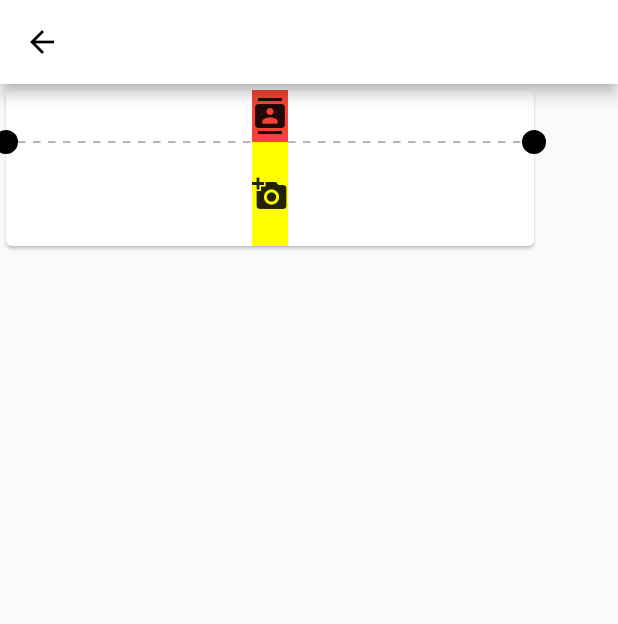
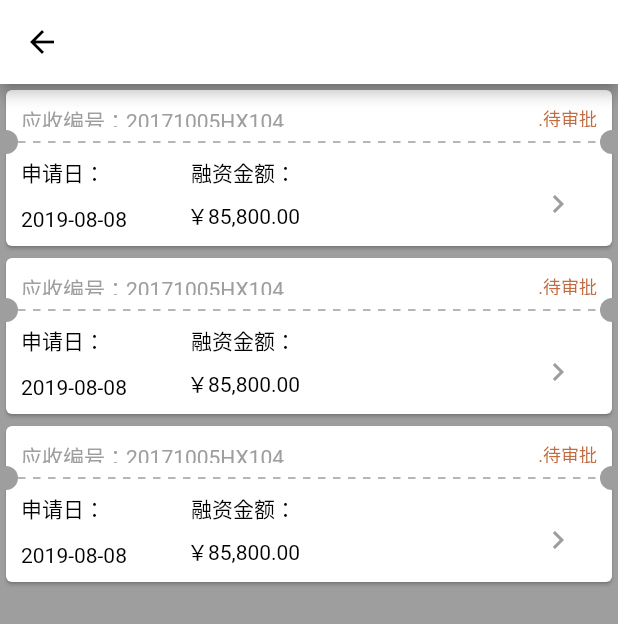
Before and after one commit to strategists/flutter_architecture, a Flutter app: the _ShelfPage screen opened directly, after a tap on "我要融资", on a phone screen of 412 x 824 dp. Shown: the top 624 px of the screen. Run offline on Flutter 3.47's test engine with Material 2 defaults, Android fonts, the phone set to English and light mode, and no system bars; our stand-ins replace dio, path_drawing, pin_input_text_field, rxdart, shared_preferences; missing offline and left inert: provide; accounts and stored records are empty; network calls fail.

Commit message:
modify ui

```diff
--- a/lib/component/component.dart
+++ b/lib/component/component.dart
@@ -1,3 +1,4 @@
 library component;
 
 export 'package:flutter_architecture/component/specific_app_bar.dart';
+export 'package:flutter_architecture/component/account_comm_page.dart';
--- a/lib/page/home_page.dart
+++ b/lib/page/home_page.dart
@@ -87,6 +87,7 @@ class _HomePageState extends State<HomePage> {
       child: stack,
     );
   }
+
   Widget _buildNestedScrollView() {
     return NestedScrollView(
       controller: _scrollController,
@@ -119,7 +120,13 @@ class _HomePageState extends State<HomePage> {
         mainAxisAlignment: MainAxisAlignment.start,
         crossAxisAlignment: CrossAxisAlignment.center,
         children: <Widget>[
-          Icon(Icons.access_alarms),
+          Icon(
+            Icons.access_alarms,
+            color: Colors.white,
+          ),
+          Padding(
+            padding: EdgeInsets.symmetric(horizontal: 4),
+          ),
           Text(
             "中链融",
             style: TextStyle(
@@ -167,14 +174,12 @@ class _HomePageState extends State<HomePage> {
       children: <Widget>[
         ConstrainedBox(
           constraints: BoxConstraints(minHeight: 100),
-          child: DecoratedBox(
-            decoration: BoxDecoration(
-              color: AppColors.input_error,
-            ),
           child: _buildSubRow(),
         ),
+        ConstrainedBox(
+          constraints: BoxConstraints(minWidth: 315,maxWidth: 315),
+          child: _buildSubCard(),
         ),
-        _buildSubCard(),
       ],
     );
 
@@ -196,30 +201,29 @@ class _HomePageState extends State<HomePage> {
     return Stack(
       fit: StackFit.passthrough,
       children: <Widget>[
-        DecoratedBox(
-          decoration: BoxDecoration(color: AppColors.login_bg),
-          child: Column(
+        Column(
           mainAxisSize: MainAxisSize.max,
           mainAxisAlignment: MainAxisAlignment.spaceAround,
           crossAxisAlignment: CrossAxisAlignment.start,
           children: <Widget>[
             Text(
               "应收通",
-                style:
-                    TextStyle(color: AppColors.home_item_title, fontSize: 18),
+              style: TextStyle(color: AppColors.home_item_title, fontSize: 18),
             ),
             Text(
               "最高可借额度(元)",
               style: TextStyle(color: Colors.grey, fontSize: 12),
             ),
-              Text("500000",
-                  style: TextStyle(color: Colors.grey, fontSize: 24)),
+            Text("500000", style: TextStyle(color: Colors.grey, fontSize: 24)),
           ],
-          ),
         ),
         Align(
           alignment: Alignment.bottomRight,
           child: RaisedButton(
+            textTheme: ButtonTextTheme.primary,
+            color: AppColors.home_item_button,
+            shape: RoundedRectangleBorder(
+                borderRadius: BorderRadius.all(Radius.circular(18))),
             onPressed: () {
               Navigator.of(context).push(MaterialPageRoute(builder: (context) {
                 return ReceivableLaunchPage();
--- a/lib/page/mine_page.dart
+++ b/lib/page/mine_page.dart
@@ -3,6 +3,9 @@ import 'package:flutter_architecture/style/style.dart';
 import 'package:flutter_architecture/entity/profile_entity.dart';
 import 'package:flutter_architecture/viewmodel/mine_view_model.dart';
 import 'package:provide/provide.dart';
+import 'package:flutter/services.dart';
+import 'package:flutter/cupertino.dart';
+import 'package:flutter_architecture/component/component.dart';
 
 class MinePage extends StatefulWidget {
   @override
@@ -13,6 +16,11 @@ class MinePage extends StatefulWidget {
 
 class _MinePageState extends State<MinePage>
     with AutomaticKeepAliveClientMixin {
+  static const double FOLD_HEAD = 220;
+
+  var _listScrollController = ScrollController();
+  var _scrollController = ScrollController();
+
   String _uname = "张北海";
   String _mobile = "13693302061";
   List<PreferenceItem> _preferenceItems = [];
@@ -25,6 +33,26 @@ class _MinePageState extends State<MinePage>
     // TODO: implement initState
     super.initState();
     debugPrint("initState");
+    _listScrollController.addListener(() {
+      double offset = _listScrollController.offset;
+      print("offset:$offset");
+      _scrollController.jumpTo(offset);
+    });
+
+    _scrollController.addListener(() {
+      double offset = _scrollController.offset;
+      double statusBarHeight = MediaQuery.of(context).padding.top;
+      if (offset == FOLD_HEAD) {
+        SystemChrome.setSystemUIOverlayStyle(SystemUiOverlayStyle.dark.copyWith(
+            statusBarBrightness: Brightness.dark,
+            statusBarIconBrightness: Brightness.dark));
+      } else if (offset == 0) {
+        SystemChrome.setSystemUIOverlayStyle(SystemUiOverlayStyle.light
+            .copyWith(
+                statusBarBrightness: Brightness.light,
+                statusBarIconBrightness: Brightness.light));
+      }
+    });
     _providers.provide(Provider.value(model));
     model.loadProfile(context);
     model.fetch();
@@ -59,6 +87,18 @@ class _MinePageState extends State<MinePage>
     model.dispose();
   }
 
+  void _itemClick(PreferenceItem item) {
+    Navigator.push(
+      context,
+      CupertinoPageRoute(builder: (context) {
+        return AccountCommPage(
+          title: item.text,
+          body: Container(),
+        );
+      }),
+    );
+  }
+
   @override
   Widget build(BuildContext context) {
     var safeArea = SafeArea(
@@ -68,12 +108,42 @@ class _MinePageState extends State<MinePage>
     );
     var container = Container(
 //      color: AppColors.mine_header,
-//      child: SafeArea(child: safeArea),
-      child: _buildCollapsible(),
+      child: Stack(
+        children: <Widget>[
+          _buildScrollBg(),
+          SafeArea(
+            child: _buildList(),
+          )
+        ],
+      ),
+//      child: _buildCollapsible(),
     );
     return ProviderNode(
       providers: _providers,
       child: container,
+    );
+  }
+
+  Widget _buildScrollBg() {
+    return NestedScrollView(
+      controller: _scrollController,
+      physics: NeverScrollableScrollPhysics(),
+      headerSliverBuilder: (BuildContext context, bool innerBoxIsScrolled) {
+        return <Widget>[
+          SliverToBoxAdapter(
+            child: Container(
+              height: FOLD_HEAD,
+              child: Image.asset(
+                "assets/fold_head.jpg",
+                fit: BoxFit.cover,
+              ),
+            ),
+          ),
+        ];
+      },
+      body: Container(
+        color: AppColors.home_bg,
+      ),
     );
   }
 
@@ -159,13 +229,13 @@ class _MinePageState extends State<MinePage>
       builder: (context, child, model) {
         print("model $model");
         List<Widget> children = [];
-//        children.add(_buildTitle());
-//        children.add(_buildSubTitle());
-//        children.add(_buildHeader());
+        children.add(_buildTitle());
+        children.add(_buildSubTitle());
+        children.add(_buildHeader());
         children.addAll(_buildGroup(model.items));
         var listView = ListView(
           children: children,
-          controller: ScrollController(),
+          controller: _listScrollController,
         );
         return listView;
       },
@@ -298,7 +368,9 @@ class _MinePageState extends State<MinePage>
   Widget _buildItem(PreferenceItem item) {
     var listTile = ListTile(
       contentPadding: EdgeInsets.symmetric(horizontal: 16.0),
-      onTap: () {},
+      onTap: () {
+        _itemClick(item);
+      },
       title: Text(
         item.text,
         style: TextStyle(
--- a/lib/receivable/receivable_launch_page.dart
+++ b/lib/receivable/receivable_launch_page.dart
@@ -2,6 +2,7 @@ import 'package:flutter/material.dart';
 import 'package:flutter_architecture/widget/invoice.dart';
 import 'package:flutter_architecture/widget/dash_semicircle.dart';
 import 'package:flutter_architecture/component/specific_app_bar.dart';
+import 'package:flutter_architecture/style/style.dart';
 
 class ReceivableLaunchPage extends StatefulWidget {
   @override
@@ -15,10 +16,14 @@ class _ReceivableLaunchPageState extends State<ReceivableLaunchPage> {
   Widget build(BuildContext context) {
     return Scaffold(
       appBar: SpecificAppBar("收款记录"),
+      backgroundColor: Colors.grey,
       body: Column(
+        mainAxisSize: MainAxisSize.max,
         mainAxisAlignment: MainAxisAlignment.start,
-        crossAxisAlignment: CrossAxisAlignment.center,
+        crossAxisAlignment:CrossAxisAlignment.stretch,
         children: <Widget>[
+          Invoice(),
+          Invoice(),
           Invoice(),
         ],
       ),
--- a/lib/style/app_colors.dart
+++ b/lib/style/app_colors.dart
@@ -17,4 +17,10 @@ import 'package:flutter/material.dart';
 
   static const Color home_item_title = Color(0xFF111A31);
   static const Color home_item_sub_card = Color(0xFFF7F9FC);
+  static const Color home_item_button = Color(0xFF3387FB);
+
+  static const Color invoice_bg = Color(0xFFF8F9FE);
+  static const Color invoice_state_text = Color(0xFFBF6C42);
+
+
 }
--- a/lib/widget/invoice.dart
+++ b/lib/widget/invoice.dart
@@ -1,5 +1,6 @@
 import 'package:flutter/material.dart';
 import 'package:path_drawing/path_drawing.dart';
+import 'package:flutter_architecture/style/style.dart';
 
 class Invoice extends StatefulWidget {
   @override
@@ -21,16 +22,16 @@ class _InvoiceState extends State<Invoice> {
         children: <Widget>[
           Expanded(
             flex: 1,
-            child: DecoratedBox(
-              decoration: BoxDecoration(color: Colors.red),
-              child: Icon(Icons.contacts),
+            child: Padding(
+              padding: EdgeInsets.all(10),
+              child: _buildHeadTitle(),
             ),
           ),
           Expanded(
             flex: 2,
-            child: DecoratedBox(
-              decoration: BoxDecoration(color: Colors.yellowAccent),
-              child: Icon(Icons.add_a_photo),
+            child: Padding(
+              padding: EdgeInsets.all(10),
+              child: _buildBottom(),
             ),
           ),
         ],
@@ -43,6 +44,83 @@ class _InvoiceState extends State<Invoice> {
       child: Card(
         child: customPaint,
       ),
+    );
+  }
+
+  Widget _buildHeadTitle() {
+    return Row(
+      mainAxisSize: MainAxisSize.max,
+      mainAxisAlignment: MainAxisAlignment.spaceBetween,
+      crossAxisAlignment: CrossAxisAlignment.center,
+      children: <Widget>[
+        Text(
+          "应收编号：20171005HX104",
+          style: TextStyle(
+            color: Colors.grey,
+            fontSize: 14,
+          ),
+        ),
+        Text(
+          ".待审批",
+          textAlign: TextAlign.center,
+          style: TextStyle(
+            fontSize: 12,
+            color: AppColors.invoice_state_text,
+          ),
+        )
+      ],
+    );
+  }
+
+  Widget _buildBottom() {
+    var textStyle = TextStyle(color: Colors.black, fontSize: 14);
+    return Stack(
+      fit: StackFit.expand,
+      children: <Widget>[
+        Row(
+          mainAxisSize: MainAxisSize.max,
+          mainAxisAlignment: MainAxisAlignment.start,
+          crossAxisAlignment: CrossAxisAlignment.stretch,
+          children: <Widget>[
+            Column(
+                mainAxisSize: MainAxisSize.max,
+                mainAxisAlignment: MainAxisAlignment.spaceBetween,
+                crossAxisAlignment: CrossAxisAlignment.start,
+                children: <Widget>[
+                  Text(
+                    "申请日：",
+                    style: textStyle,
+                  ),
+                  Text(
+                    "2019-08-08",
+                    style: textStyle,
+                  ),
+                ]),
+            Padding(
+              padding: EdgeInsets.symmetric(horizontal: 20),
+            ),
+            Column(
+                mainAxisSize: MainAxisSize.max,
+                mainAxisAlignment: MainAxisAlignment.spaceBetween,
+                crossAxisAlignment: CrossAxisAlignment.center,
+                children: <Widget>[
+                  Text(
+                    "融资金额：",
+                    style: textStyle,
+                  ),
+                  Text(
+                    "￥85,800.00",
+                    style: textStyle,
+                  )
+                ]),
+          ],
+        ),
+        Positioned(
+          right: 14,
+          bottom: 6,
+          child: Icon(Icons.chevron_right, color: Colors.grey),
+        ),
+      ],
     );
   }
 }
@@ -61,7 +139,7 @@ class _SeparatePainter extends CustomPainter {
 //    canvas.clipRect(rect);
 //    paint.color = Colors.white;
 //    canvas.drawRect(rect, paint);
-    paint.color = Colors.black;
+    paint.color = Colors.grey;
     canvas.drawCircle(Offset(0, size.height / 3), semicircle, paint);
     canvas.drawCircle(Offset(size.width, size.height / 3), semicircle, paint);
     _drawDash(canvas, size);
--- a/pubspec.yaml
+++ b/pubspec.yaml
@@ -26,6 +26,7 @@ dependencies:
   dio: ^2.0.7
   rxdart: ^0.21.0
   provide: ^1.0.2
+  provider: ^2.0.1
   cached_network_image: ^0.7.0
   shared_preferences: ^0.5.1+2
   pin_input_text_field: ^0.3.0
```
Also changed, not shown: assets/profile.json (+21 -21 lines), lib/component/account_comm_page.dart (added, +17 -0 lines), lib/main.dart (+0 -13 lines), pubspec.lock. Lines whose indentation alone changed are shown as unchanged.
